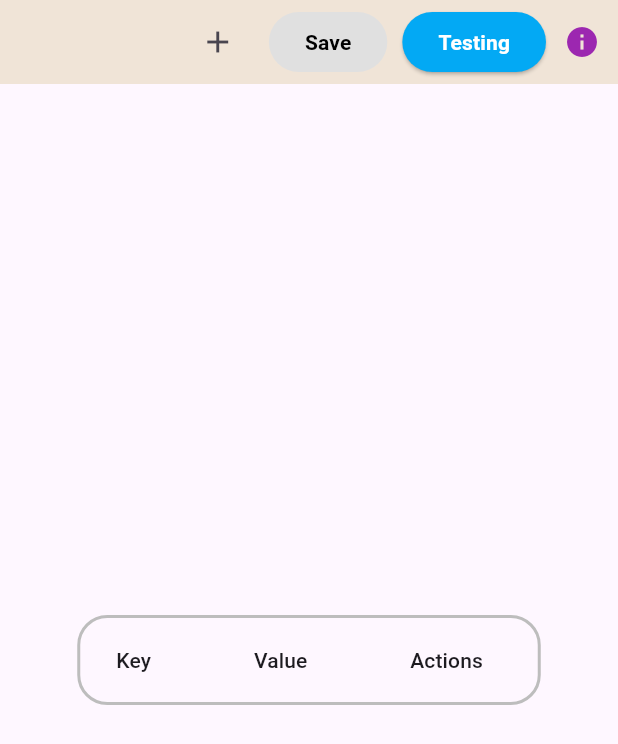
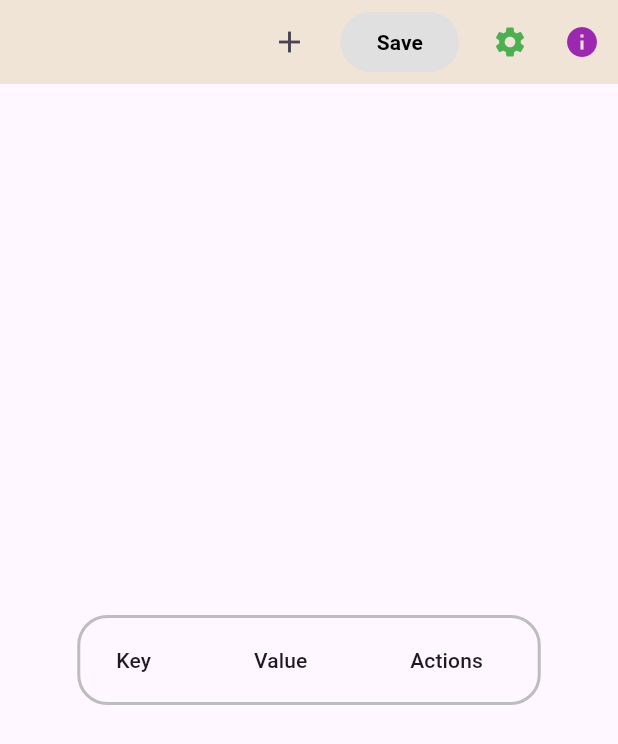
Before and after one commit to anusii/keypod, a Flutter app: the KeyValueTable screen opened directly with empty values, on a phone screen of 412 x 824 dp. Shown: the top 744 px of the screen. Run offline on Flutter 3.47's test engine with Material 3 defaults, Android fonts, the phone set to English and light mode, and no system bars; our stand-ins replace universal_io; missing offline and left inert: editable, rdflib, solidpod, window_manager; statements that could not run were skipped.

Commit message:
Sneak in a Settings button.

```diff
--- a/lib/screens/data_table.dart
+++ b/lib/screens/data_table.dart
@@ -1,6 +1,6 @@
 /// A data table to edit key/value pairs and save them in a POD.
 ///
-// Time-stamp: <Wednesday 2024-05-15 09:38:11 +1000 Graham Williams>
+// Time-stamp: <Thursday 2024-05-23 09:43:37 +1000 Graham Williams>
 ///
 /// Copyright (C) 2024, Software Innovation Institute, ANU.
 ///
@@ -287,16 +287,17 @@ class _KeyValueTableState extends State<KeyValueTable> {
                 style: TextStyle(fontWeight: FontWeight.bold)),
           ),
           const SizedBox(width: 10),
-          ElevatedButton(
+          IconButton(
+            icon: const Icon(
+              Icons.settings,
+              color: Colors.green,
+            ),
             onPressed: () {
               Navigator.push(
                 context,
                 MaterialPageRoute(builder: (context) => const TestHome()),
               );
             },
-            style: activeButtonStyle(context),
-            child: const Text('Testing',
-                style: TextStyle(fontWeight: FontWeight.bold)),
           ),
           IconButton(
             icon: const Icon(
```
